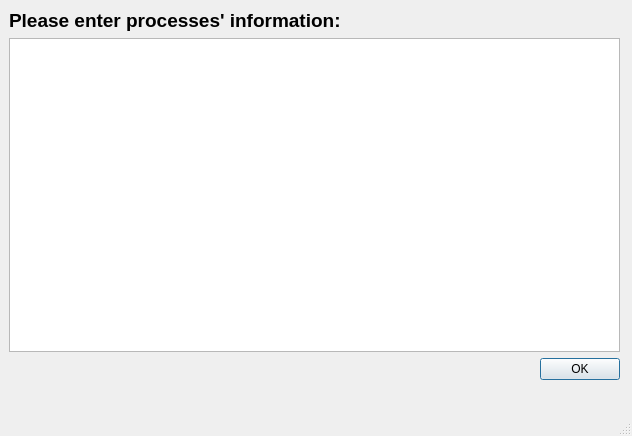
Above: Schedulers/mainwindow.ui from SallyHesham/Process-Schedulers before the change. Below: the same form after it.
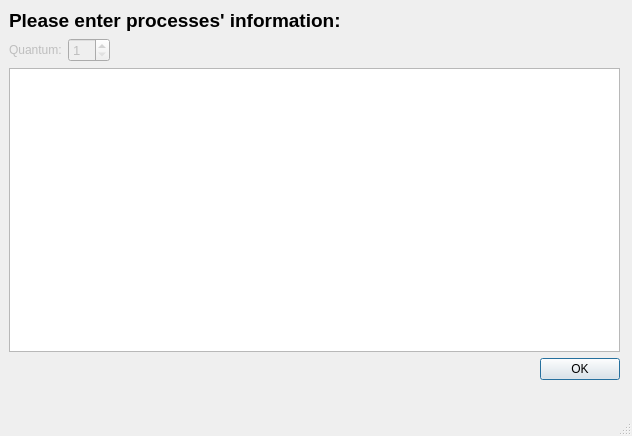
That is the form after the change.

```diff
--- a/Schedulers/mainwindow.ui
+++ b/Schedulers/mainwindow.ui
@@ -187,7 +187,7 @@
        </rect>
       </property>
       <layout class="QFormLayout" name="formLayout_2">
-       <item row="2" column="0" colspan="2">
+       <item row="3" column="0" colspan="2">
         <widget class="QDialogButtonBox" name="buttonBox_2">
          <property name="standardButtons">
           <set>QDialogButtonBox::Ok</set>
@@ -207,9 +207,40 @@
          </property>
         </widget>
        </item>
-       <item row="1" column="0" colspan="2">
+       <item row="2" column="0" colspan="2">
         <widget class="QTableWidget" name="tableWidget"/>
        </item>
+       <item row="1" column="0">
+        <widget class="QLabel" name="label_4">
+         <property name="enabled">
+          <bool>false</bool>
+         </property>
+         <property name="text">
+          <string>Quantum:</string>
+         </property>
+        </widget>
+       </item>
+       <item row="1" column="1">
+        <widget class="QSpinBox" name="spinBox_2">
+         <property name="enabled">
+          <bool>false</bool>
+         </property>
+         <property name="sizePolicy">
+          <sizepolicy hsizetype="Fixed" vsizetype="Fixed">
+           <horstretch>0</horstretch>
+           <verstretch>0</verstretch>
+          </sizepolicy>
+         </property>
+         <property name="font">
+          <font>
+           <pointsize>10</pointsize>
+          </font>
+         </property>
+         <property name="minimum">
+          <number>1</number>
+         </property>
+        </widget>
+       </item>
       </layout>
      </widget>
     </widget>
```
